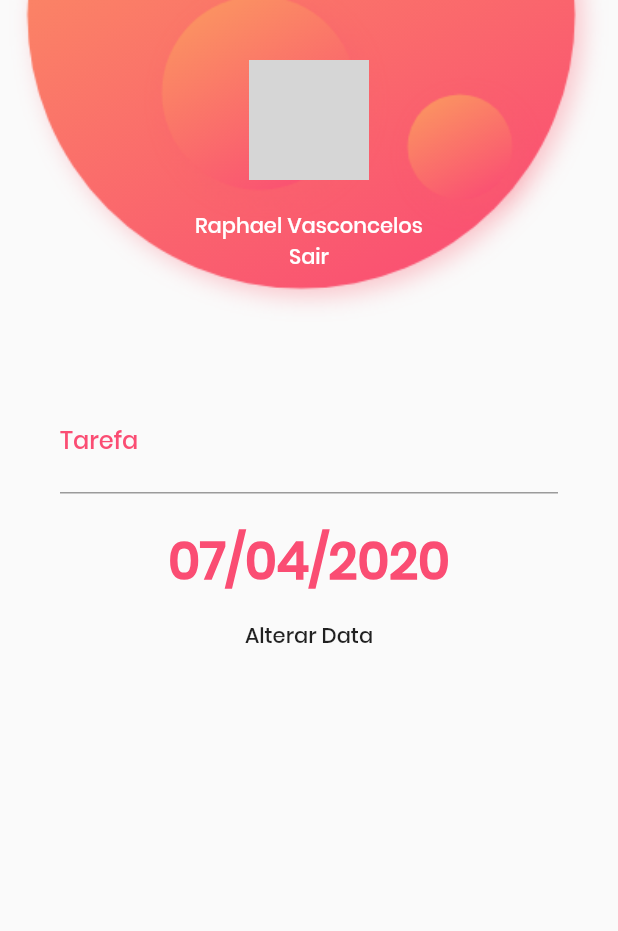
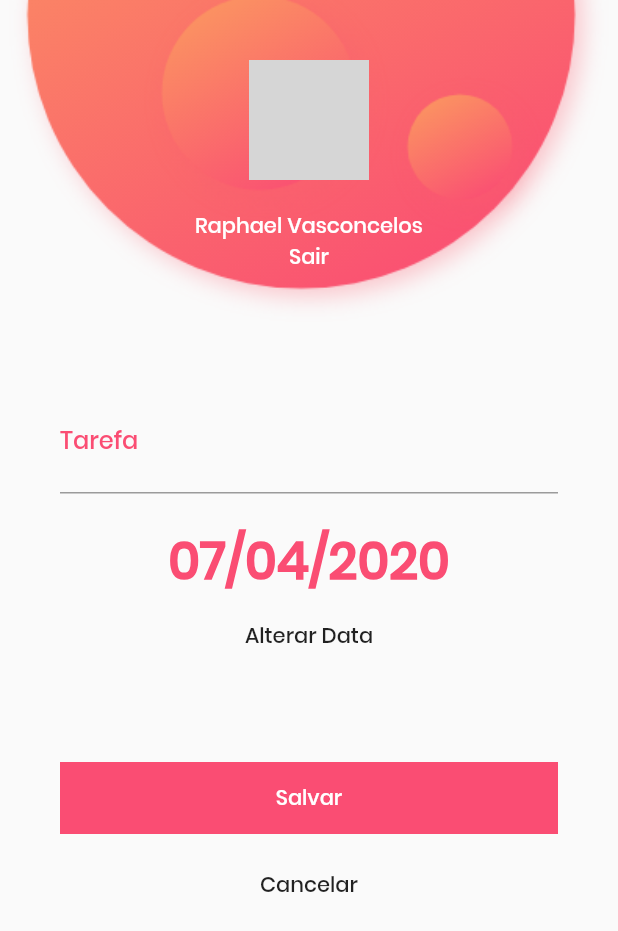
Before and after one commit to RaphaelVasconcelos/todo_list_flutter, a Flutter app: the screen it shows after launch, on a phone screen of 412 x 824 dp. Shown: the top 931 px of the screen. Run offline on Flutter 3.47's test engine with Material 2 defaults, Android fonts, the phone set to English and light mode, and no system bars; network calls fail; grey boxes are pictures that could not be loaded.

Commit message:
Finalizando tela de criar todo

```diff
--- a/lib/views/create-todo.view.dart
+++ b/lib/views/create-todo.view.dart
@@ -1,4 +1,5 @@
 import 'package:flutter/material.dart';
+import 'package:todos_flutter/components/button.widget.dart';
 import 'package:todos_flutter/widgets/user-card.widget.dart';
 
 class CreateTodoView extends StatelessWidget {
@@ -57,6 +58,15 @@ class CreateTodoView extends StatelessWidget {
                 top: 20,
                 bottom: 10,
               ),
+              child: TDButton(
+                text: "Salvar",
+                width: double.infinity,
+                callback: () {},
+              ),
+            ),
+            FlatButton(
+              child: Text("Cancelar"),
+              onPressed: () {},
             ),
           ],
         ),
```
